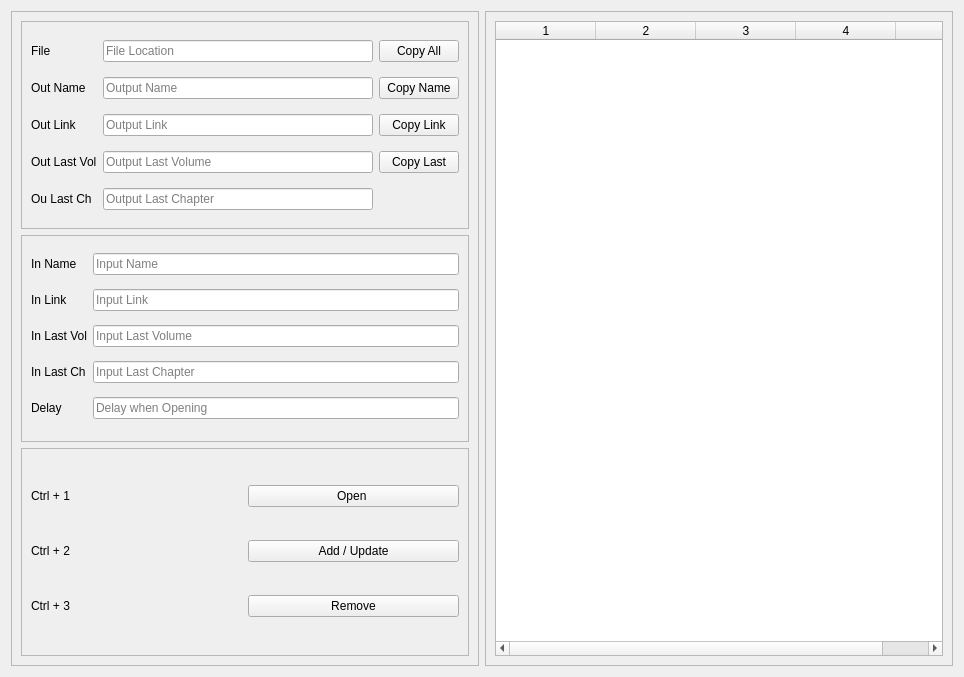
Before: the Qt Designer form main.ui in jac08h/YoutubeFeed, drawn with Qt 5.
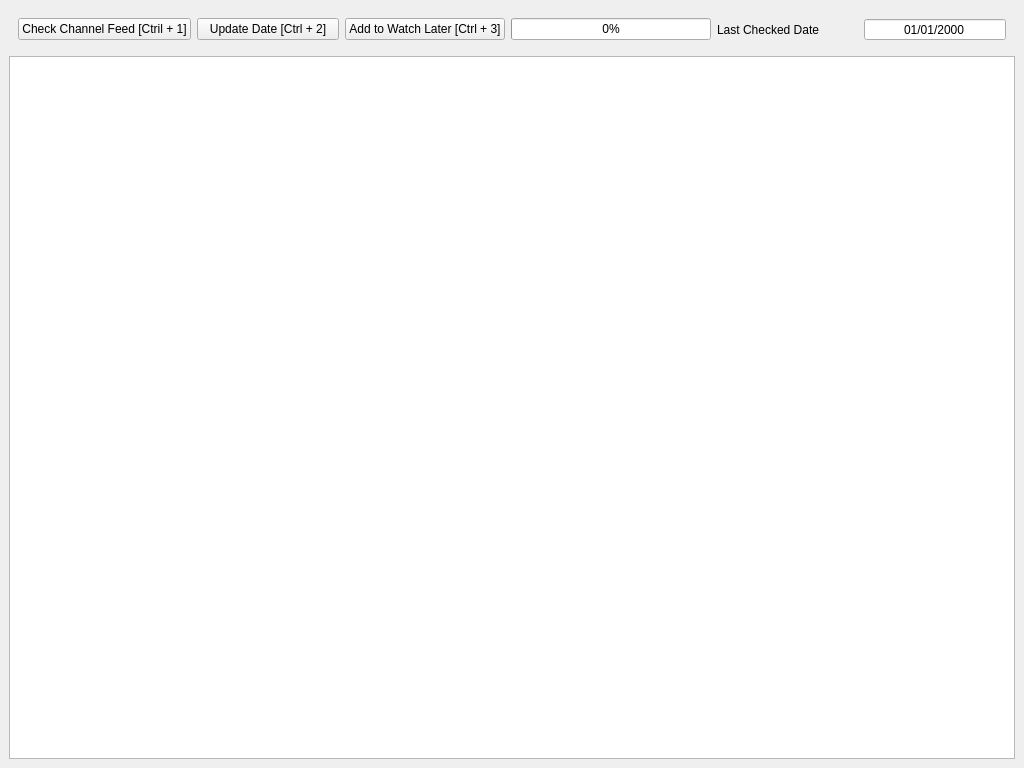
After: the same form once the commit is applied. Icons and pictures are not drawn.

```diff
--- a/main.ui
+++ b/main.ui
@@ -1,362 +1,215 @@
 <?xml version="1.0" encoding="UTF-8"?>
 <ui version="4.0">
- <class>Form</class>
- <widget class="QWidget" name="Form">
+ <class>MainWindow</class>
+ <widget class="QMainWindow" name="MainWindow">
   <property name="geometry">
    <rect>
     <x>0</x>
     <y>0</y>
-    <width>964</width>
-    <height>677</height>
+    <width>1024</width>
+    <height>768</height>
    </rect>
   </property>
   <property name="windowTitle">
    <string>Form</string>
   </property>
-  <layout class="QGridLayout" name="gridLayout_6">
-   <item row="0" column="0">
-    <widget class="QFrame" name="frame_4">
-     <property name="frameShape">
-      <enum>QFrame::StyledPanel</enum>
-     </property>
-     <property name="frameShadow">
-      <enum>QFrame::Raised</enum>
-     </property>
-     <layout class="QGridLayout" name="gridLayout_3">
+  <property name="windowIcon">
+   <iconset>
+    <normaloff>Rin Icon.png</normaloff>Rin Icon.png</iconset>
+  </property>
+  <widget class="QWidget" name="centralwidget">
+   <layout class="QVBoxLayout" name="verticalLayout">
+    <item>
+     <layout class="QGridLayout" name="gridLayout_2">
       <item row="0" column="0">
-       <widget class="QFrame" name="Data">
-        <property name="frameShape">
-         <enum>QFrame::StyledPanel</enum>
-        </property>
-        <property name="frameShadow">
-         <enum>QFrame::Raised</enum>
-        </property>
-        <layout class="QGridLayout" name="gridLayout_2">
-         <item row="1" column="2">
-          <widget class="QLineEdit" name="lin_Out_Name">
-           <property name="readOnly">
-            <bool>true</bool>
-           </property>
-           <property name="placeholderText">
-            <string>Output Name</string>
-           </property>
-          </widget>
-         </item>
-         <item row="1" column="0">
-          <widget class="QLabel" name="label">
-           <property name="text">
-            <string>Out Name</string>
-           </property>
-          </widget>
-         </item>
-         <item row="0" column="2">
-          <widget class="QLineEdit" name="lin_FileLocation">
-           <property name="text">
-            <string/>
-           </property>
-           <property name="readOnly">
-            <bool>true</bool>
-           </property>
-           <property name="placeholderText">
-            <string>File Location</string>
-           </property>
-          </widget>
-         </item>
-         <item row="5" column="3">
-          <widget class="QPushButton" name="btn_Copy_Last">
-           <property name="text">
-            <string>Copy Last</string>
-           </property>
-          </widget>
-         </item>
-         <item row="1" column="3">
-          <widget class="QPushButton" name="btn_Copy_Name">
-           <property name="text">
-            <string>Copy Name</string>
-           </property>
-          </widget>
-         </item>
-         <item row="0" column="0">
-          <widget class="QLabel" name="label_5">
-           <property name="text">
-            <string>File</string>
-           </property>
-          </widget>
-         </item>
-         <item row="0" column="3">
-          <widget class="QPushButton" name="btn_Copy_All">
-           <property name="text">
-            <string>Copy All</string>
-           </property>
-          </widget>
-         </item>
-         <item row="3" column="2">
-          <widget class="QLineEdit" name="lin_Out_Link">
-           <property name="readOnly">
-            <bool>true</bool>
-           </property>
-           <property name="placeholderText">
-            <string>Output Link</string>
-           </property>
-          </widget>
-         </item>
-         <item row="5" column="2">
-          <widget class="QLineEdit" name="lin_Out_Last_Vol">
-           <property name="readOnly">
-            <bool>true</bool>
-           </property>
-           <property name="placeholderText">
-            <string>Output Last Volume</string>
-           </property>
-          </widget>
-         </item>
-         <item row="3" column="3">
-          <widget class="QPushButton" name="btn_Copy_Link">
-           <property name="text">
-            <string>Copy Link</string>
-           </property>
-          </widget>
-         </item>
-         <item row="3" column="0">
-          <widget class="QLabel" name="label_2">
-           <property name="text">
-            <string>Out Link</string>
-           </property>
-          </widget>
-         </item>
-         <item row="5" column="0">
-          <widget class="QLabel" name="label_3">
-           <property name="text">
-            <string>Out Last Vol</string>
-           </property>
-          </widget>
-         </item>
-         <item row="6" column="0">
-          <widget class="QLabel" name="label_15">
-           <property name="text">
-            <string>Ou Last Ch</string>
-           </property>
-          </widget>
-         </item>
-         <item row="6" column="2">
-          <widget class="QLineEdit" name="lin_Out_Last_Chap">
-           <property name="readOnly">
-            <bool>true</bool>
-           </property>
-           <property name="placeholderText">
-            <string>Output Last Chapter</string>
-           </property>
-          </widget>
-         </item>
-        </layout>
-       </widget>
-      </item>
-      <item row="1" column="0">
-       <widget class="QFrame" name="frame_2">
-        <property name="frameShape">
-         <enum>QFrame::StyledPanel</enum>
-        </property>
-        <property name="frameShadow">
-         <enum>QFrame::Raised</enum>
-        </property>
-        <layout class="QGridLayout" name="gridLayout_4">
-         <item row="7" column="0">
-          <widget class="QLabel" name="label_4">
-           <property name="text">
-            <string>Delay</string>
-           </property>
-          </widget>
-         </item>
-         <item row="3" column="2">
-          <widget class="QLineEdit" name="lin_In_Link">
-           <property name="readOnly">
-            <bool>false</bool>
-           </property>
-           <property name="placeholderText">
-            <string>Input Link</string>
-           </property>
-          </widget>
-         </item>
-         <item row="4" column="2">
-          <widget class="QLineEdit" name="lin_In_Last_Vol">
-           <property name="readOnly">
-            <bool>false</bool>
-           </property>
-           <property name="placeholderText">
-            <string>Input Last Volume</string>
-           </property>
-          </widget>
-         </item>
-         <item row="1" column="2">
-          <widget class="QLineEdit" name="lin_In_Name">
-           <property name="readOnly">
-            <bool>false</bool>
-           </property>
-           <property name="placeholderText">
-            <string>Input Name</string>
-           </property>
-          </widget>
-         </item>
-         <item row="3" column="0">
-          <widget class="QLabel" name="label_8">
-           <property name="text">
-            <string>In Link</string>
-           </property>
-          </widget>
-         </item>
-         <item row="5" column="2">
-          <widget class="QLineEdit" name="lin_In_Last_Chap">
-           <property name="placeholderText">
-            <string>Input Last Chapter</string>
-           </property>
-          </widget>
-         </item>
-         <item row="4" column="0">
-          <widget class="QLabel" name="label_6">
-           <property name="text">
-            <string>In Last Vol</string>
-           </property>
-          </widget>
-         </item>
-         <item row="1" column="0">
-          <widget class="QLabel" name="label_7">
-           <property name="text">
-            <string>In Name</string>
-           </property>
-          </widget>
-         </item>
-         <item row="5" column="0">
-          <widget class="QLabel" name="label_14">
-           <property name="text">
-            <string>In Last Ch</string>
-           </property>
-          </widget>
-         </item>
-         <item row="7" column="2">
-          <widget class="QLineEdit" name="lin_In_Delay">
-           <property name="placeholderText">
-            <string>Delay when Opening</string>
-           </property>
-          </widget>
-         </item>
-        </layout>
-       </widget>
-      </item>
-      <item row="2" column="0">
        <widget class="QFrame" name="frame">
-        <property name="frameShape">
-         <enum>QFrame::StyledPanel</enum>
+        <property name="minimumSize">
+         <size>
+          <width>0</width>
+          <height>25</height>
+         </size>
         </property>
-        <property name="frameShadow">
-         <enum>QFrame::Raised</enum>
-        </property>
-        <layout class="QGridLayout" name="gridLayout">
-         <item row="3" column="1">
-          <widget class="QPushButton" name="btn_Remove">
-           <property name="text">
-            <string>Remove</string>
+        <layout class="QHBoxLayout" name="horizontalLayout">
+         <item>
+          <widget class="QPushButton" name="btn_Check_Feed">
+           <property name="toolTip">
+            <string>&lt;html&gt;&lt;head/&gt;&lt;body&gt;&lt;p&gt;Checks the subscription_manager.xml file&lt;/p&gt;&lt;/body&gt;&lt;/html&gt;</string>
            </property>
-           <property name="shortcut">
-            <string>Ctrl+3</string>
-           </property>
-          </widget>
-         </item>
-         <item row="1" column="0">
-          <widget class="QLabel" name="label_9">
            <property name="text">
-            <string>Ctrl + 1</string>
-           </property>
-          </widget>
-         </item>
-         <item row="3" column="0">
-          <widget class="QLabel" name="label_13">
-           <property name="text">
-            <string>Ctrl + 3</string>
-           </property>
-          </widget>
-         </item>
-         <item row="1" column="1">
-          <widget class="QPushButton" name="btn_OpenLinks">
-           <property name="text">
-            <string>Open </string>
+            <string>Check Channel Feed [Ctril + 1]</string>
            </property>
            <property name="shortcut">
             <string>Ctrl+1</string>
            </property>
-          </widget>
-         </item>
-         <item row="2" column="0">
-          <widget class="QLabel" name="label_12">
-           <property name="text">
-            <string>Ctrl + 2</string>
+           <property name="checkable">
+            <bool>false</bool>
            </property>
           </widget>
          </item>
-         <item row="2" column="1">
-          <widget class="QPushButton" name="btn_AddUpdate">
+         <item>
+          <widget class="QPushButton" name="btn_Update_Date">
+           <property name="toolTip">
+            <string>Updates the Last Checked Date to today</string>
+           </property>
            <property name="text">
-            <string>Add / Update</string>
+            <string>Update Date [Ctrl + 2]</string>
            </property>
            <property name="shortcut">
             <string>Ctrl+2</string>
            </property>
           </widget>
          </item>
+         <item>
+          <widget class="QPushButton" name="btn_Watch_Later">
+           <property name="toolTip">
+            <string>Adds the videos below to your watch later list</string>
+           </property>
+           <property name="text">
+            <string>Add to Watch Later [Ctrl + 3]</string>
+           </property>
+           <property name="shortcut">
+            <string>Ctrl+3</string>
+           </property>
+          </widget>
+         </item>
+         <item>
+          <widget class="QProgressBar" name="pb_adding_videos">
+           <property name="maximumSize">
+            <size>
+             <width>200</width>
+             <height>16777215</height>
+            </size>
+           </property>
+           <property name="toolTip">
+            <string>Progress for Adding Videos to Watch Later Playlist</string>
+           </property>
+           <property name="value">
+            <number>0</number>
+           </property>
+          </widget>
+         </item>
+         <item>
+          <widget class="QLabel" name="label">
+           <property name="text">
+            <string>Last Checked Date</string>
+           </property>
+          </widget>
+         </item>
+         <item>
+          <widget class="QDateEdit" name="last_checked_date">
+           <property name="enabled">
+            <bool>true</bool>
+           </property>
+           <property name="minimumSize">
+            <size>
+             <width>100</width>
+             <height>0</height>
+            </size>
+           </property>
+           <property name="focusPolicy">
+            <enum>Qt::NoFocus</enum>
+           </property>
+           <property name="frame">
+            <bool>true</bool>
+           </property>
+           <property name="alignment">
+            <set>Qt::AlignCenter</set>
+           </property>
+           <property name="readOnly">
+            <bool>true</bool>
+           </property>
+           <property name="buttonSymbols">
+            <enum>QAbstractSpinBox::NoButtons</enum>
+           </property>
+           <property name="keyboardTracking">
+            <bool>false</bool>
+           </property>
+           <property name="displayFormat">
+            <string>MM/dd/yyyy</string>
+           </property>
+          </widget>
+         </item>
         </layout>
        </widget>
       </item>
-     </layout>
-    </widget>
-   </item>
-   <item row="0" column="1">
-    <widget class="QFrame" name="frame_3">
-     <property name="frameShape">
-      <enum>QFrame::StyledPanel</enum>
-     </property>
-     <property name="frameShadow">
-      <enum>QFrame::Raised</enum>
-     </property>
-     <layout class="QGridLayout" name="gridLayout_5">
-      <item row="0" column="0">
-       <widget class="QTableWidget" name="tbv_LinkView">
-        <property name="sizePolicy">
-         <sizepolicy hsizetype="Expanding" vsizetype="Expanding">
-          <horstretch>0</horstretch>
-          <verstretch>0</verstretch>
-         </sizepolicy>
-        </property>
+      <item row="1" column="0">
+       <widget class="QTreeView" name="trv_Video_Feed_View">
         <property name="verticalScrollBarPolicy">
-         <enum>Qt::ScrollBarAlwaysOff</enum>
+         <enum>Qt::ScrollBarAsNeeded</enum>
         </property>
         <property name="verticalScrollMode">
          <enum>QAbstractItemView::ScrollPerItem</enum>
         </property>
-        <property name="horizontalScrollMode">
-         <enum>QAbstractItemView::ScrollPerPixel</enum>
-        </property>
-        <property name="sortingEnabled">
-         <bool>true</bool>
-        </property>
-        <property name="rowCount">
-         <number>0</number>
-        </property>
-        <property name="columnCount">
-         <number>5</number>
-        </property>
-        <attribute name="verticalHeaderStretchLastSection">
+        <property name="headerHidden">
          <bool>false</bool>
+        </property>
+        <attribute name="headerVisible">
+         <bool>true</bool>
         </attribute>
-        <column/>
-        <column/>
-        <column/>
-        <column/>
-        <column/>
+        <attribute name="headerDefaultSectionSize">
+         <number>500</number>
+        </attribute>
        </widget>
       </item>
      </layout>
-    </widget>
-   </item>
-  </layout>
+    </item>
+   </layout>
+  </widget>
+  <action name="act_Exit">
+   <property name="text">
+    <string>Exit</string>
+   </property>
+   <property name="toolTip">
+    <string>Exit  [Ctrl+Shift+Q]</string>
+   </property>
+   <property name="shortcut">
+    <string>Ctrl+Shift+Q</string>
+   </property>
+  </action>
+  <action name="act_Update_Date">
+   <property name="text">
+    <string>Update Date</string>
+   </property>
+   <property name="toolTip">
+    <string>Update Date  [Ctrl+2]</string>
+   </property>
+   <property name="shortcut">
+    <string>Ctrl+2</string>
+   </property>
+  </action>
+  <action name="act_Check_Feed">
+   <property name="text">
+    <string>Check Feed</string>
+   </property>
+   <property name="toolTip">
+    <string>Check Feed [Ctrl+1]</string>
+   </property>
+   <property name="shortcut">
+    <string>Ctrl+1</string>
+   </property>
+  </action>
+  <action name="act_Watch_Later">
+   <property name="text">
+    <string>Add to Watch Later</string>
+   </property>
+   <property name="toolTip">
+    <string>Add to Watch Later  [Ctrl+3]</string>
+   </property>
+   <property name="shortcut">
+    <string>Ctrl+3</string>
+   </property>
+  </action>
+  <action name="act_Add_to_Playlist">
+   <property name="text">
+    <string>Add to Other Playlist</string>
+   </property>
+   <property name="toolTip">
+    <string>Add to Other Playlist  [Ctrl+4]</string>
+   </property>
+   <property name="shortcut">
+    <string>Ctrl+4</string>
+   </property>
+  </action>
  </widget>
  <tabstops>
   <tabstop>lin_In_Name</tabstop>
```
Left out of the diff: 25 changed lines with no effect on the pictures.
